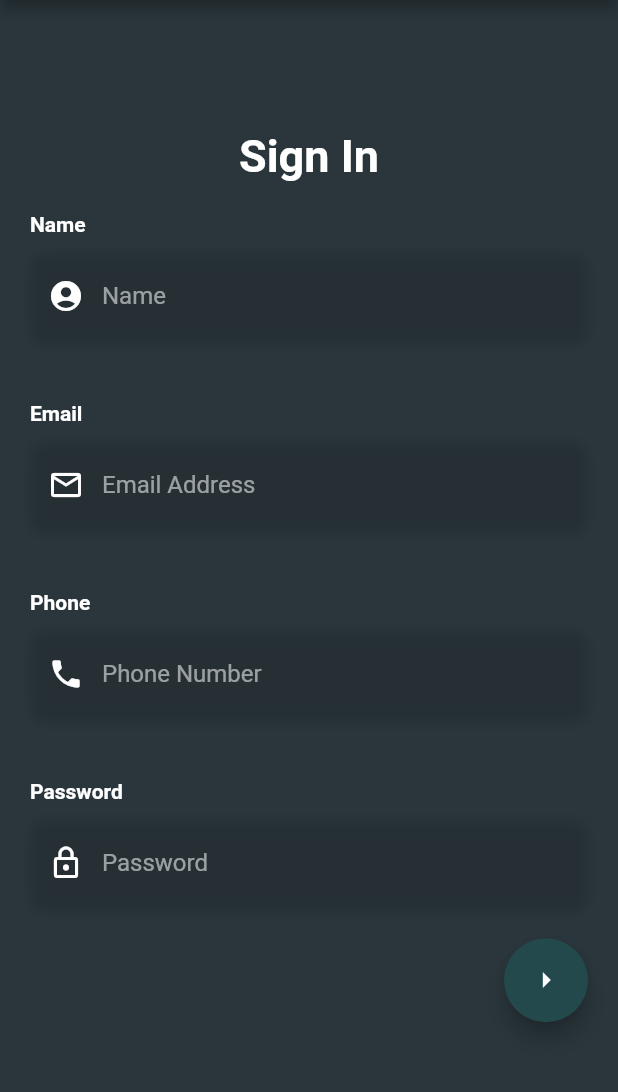
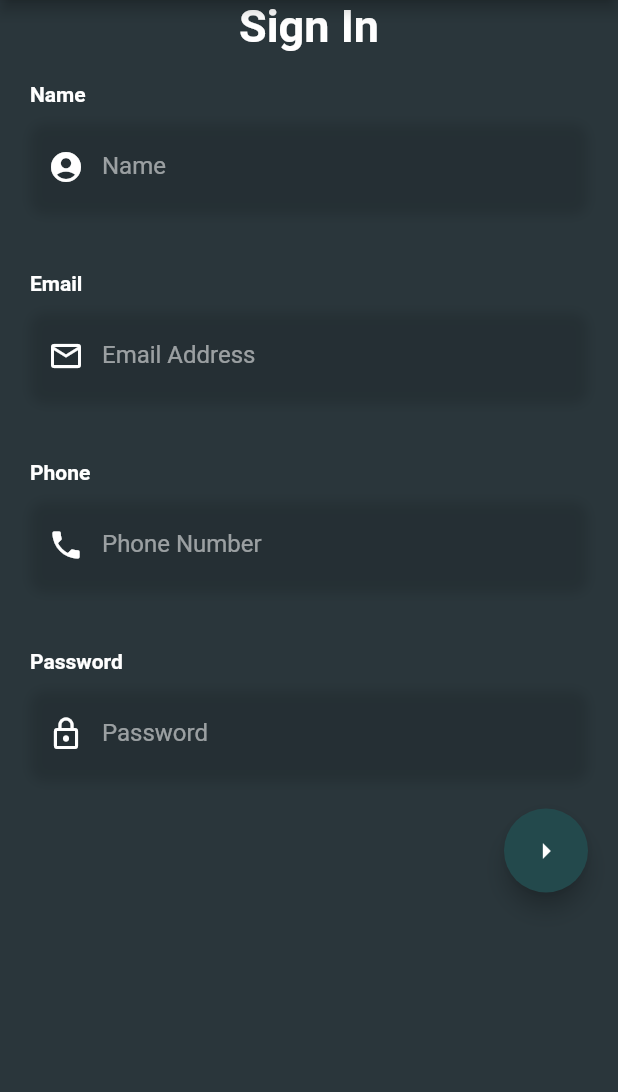
Before and after one commit to amperev/stayNpay, a Flutter app: the screen it shows after launch, after a tap on "Sign Up", on a phone screen of 412 x 824 dp, the part 84-1176 px from its top. Run offline on Flutter 3.47's test engine with Material 2 defaults, Android fonts, the phone set to English and light mode, and no system bars; Roboto replaces fonts that are missing (OpenSans).

Commit message:
Rendering issue solved but not CENTER aligned

```diff
--- a/lib/screens/signin.dart
+++ b/lib/screens/signin.dart
@@ -24,7 +24,8 @@ class Signin extends StatelessWidget {
         title: Text(kAppName),
       ),
       backgroundColor: primaryColor,
-      body: Column(
+      body: SingleChildScrollView(
+        child: Column(
           mainAxisAlignment: MainAxisAlignment.center,
           children: [
             Text(
@@ -46,6 +47,7 @@ class Signin extends StatelessWidget {
               child: _proceedFAB(),
             ),
           ],
+        ),
       ),
     );
   }
```
Lines whose indentation alone changed are shown as unchanged.
